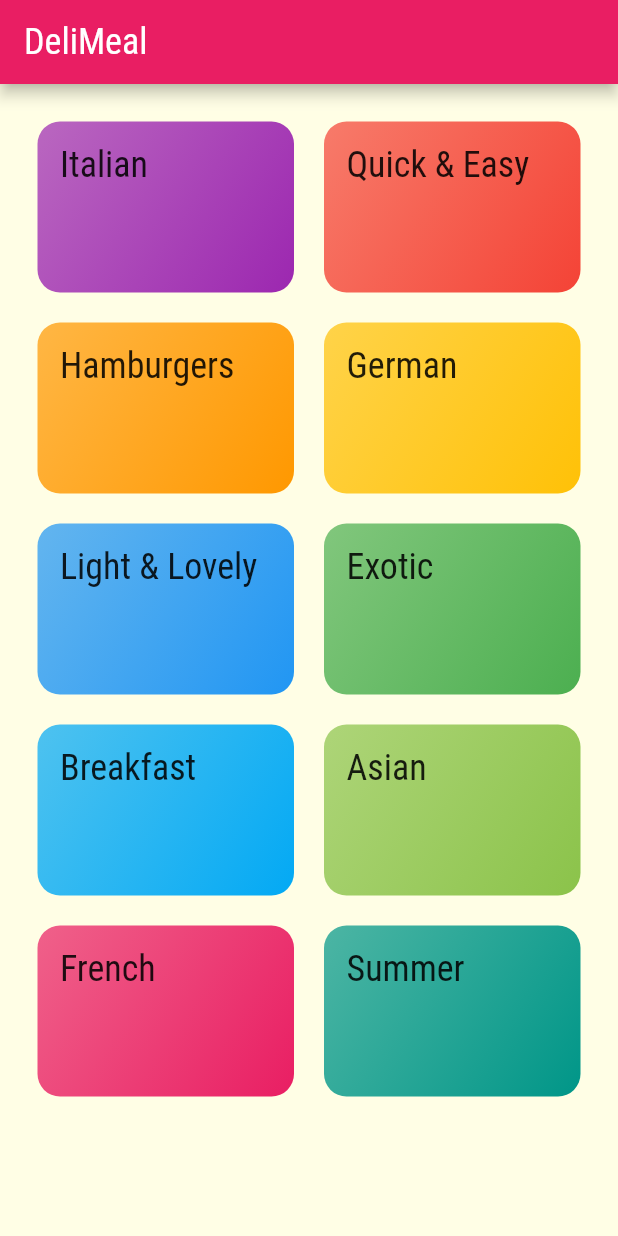
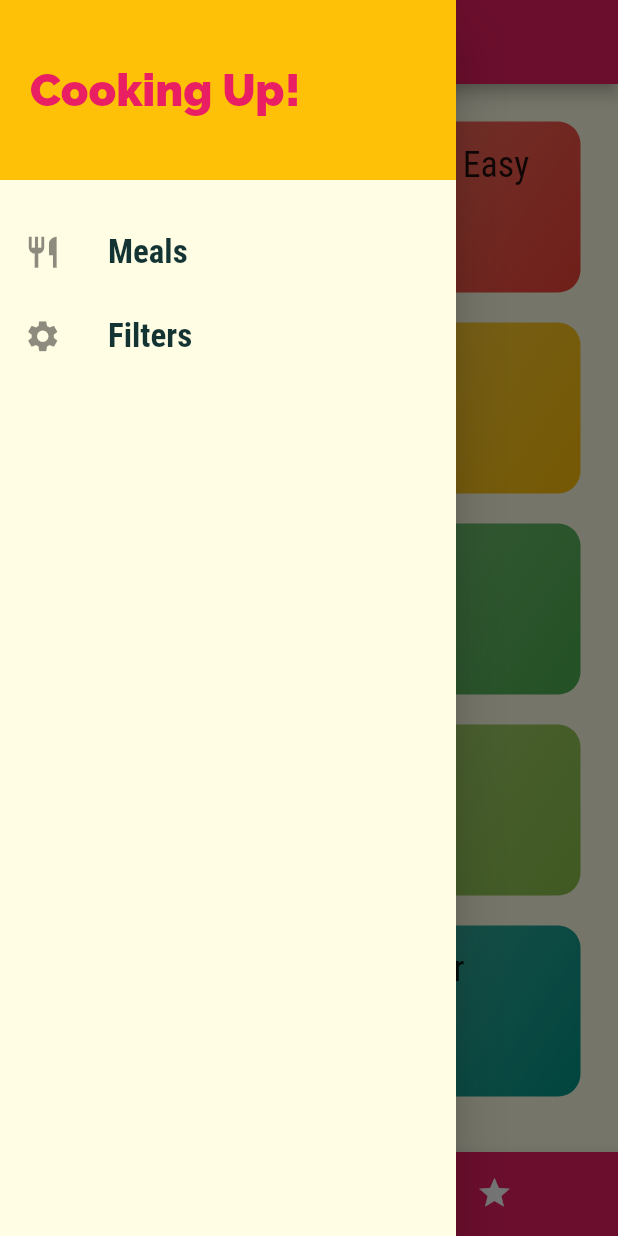
Before and after one commit to theuncrown/flutter_development, a Flutter app: the screen it shows after launch, with the side drawer open (before the commit the screen has no drawer), on a phone screen of 412 x 824 dp. Run offline on Flutter 3.47's test engine with Material 2 defaults, Android fonts, the phone set to English and light mode, and no system bars.

Commit message:
adding drawer and 4 new screens

```diff
--- a/lib/main.dart
+++ b/lib/main.dart
@@ -1,7 +1,8 @@
 import 'package:flutter/material.dart';
 
+import './screens/filters_screen.dart';
+import './screens/tabs_screen.dart';
 import './screens/meal_detail_screen.dart';
-import './screens/categories_screen.dart';
 import './screens/category_meals_screen.dart';
 
 void main() => runApp(MyApp());
@@ -32,9 +33,10 @@
       //home: CategoriesScreen(),
       initialRoute: '/',
       routes: {
-        '/': (context) => CategoriesScreen(),
+        '/': (context) => TabsScreen(),
         CategoryMealsScreen.routeName: (context) => CategoryMealsScreen(),
         MealDetailScreen.routeName: (context) => MealDetailScreen(),
+        FilterScreen.routeName: (context) => FilterScreen(),
       },
     );
   }
--- /dev/null
+++ b/lib/main_drawer.dart
@@ -0,0 +1,56 @@
+import 'package:flutter/material.dart';
+import './screens/filters_screen.dart';
+
+class MainDrawer extends StatelessWidget {
+  Widget buildListTile(String title, IconData icon, Function function) {
+    return ListTile(
+      leading: Icon(
+        icon,
+        size: 25,
+      ),
+      title: Text(
+        title,
+        style: TextStyle(
+          fontFamily: 'RobotoCondensed',
+          fontSize: 22,
+          fontWeight: FontWeight.bold,
+        ),
+      ),
+      onTap: function,
+    );
+  }
+
+  @override
+  Widget build(BuildContext context) {
+    return Drawer(
+      child: Column(
+        children: <Widget>[
+          Container(
+            height: 120,
+            width: double.infinity,
+            padding: EdgeInsets.all(20),
+            alignment: Alignment.centerLeft,
+            color: Theme.of(context).accentColor,
+            child: Text(
+              'Cooking Up!',
+              style: TextStyle(
+                fontWeight: FontWeight.w900,
+                fontSize: 30,
+                color: Theme.of(context).primaryColor,
+              ),
+            ),
+          ),
+          SizedBox(
+            height: 20,
+          ),
+          buildListTile('Meals', Icons.restaurant, () {
+            Navigator.of(context).pushReplacementNamed('/');
+          }),
+          buildListTile('Filters', Icons.settings, () {
+            Navigator.of(context).pushReplacementNamed(FilterScreen.routeName);
+          }),
+        ],
+      ),
+    );
+  }
+}
--- a/lib/screens/categories_screen.dart
+++ b/lib/screens/categories_screen.dart
@@ -5,11 +5,7 @@
 
 class CategoriesScreen extends StatelessWidget {
   Widget build(BuildContext context) {
-    return Scaffold(
-      appBar: AppBar(
-        title: Text('DeliMeal'),
-      ),
-      body: GridView(
+    return GridView(
       padding: const EdgeInsets.all(25),
       children: DUMMY_CATEGORIES
           .map((catData) =>
@@ -21,7 +17,6 @@
         crossAxisSpacing: 20,
         mainAxisSpacing: 20,
       ),
-      ),
     );
   }
 }
--- /dev/null
+++ b/lib/screens/favorites_screen.dart
@@ -0,0 +1,10 @@
+import 'package:flutter/material.dart';
+
+class FavoritesSCreen extends StatelessWidget {
+  @override
+  Widget build(BuildContext context) {
+    return Center(
+      child: Text('The Favorites'),
+    );
+  }
+}
--- /dev/null
+++ b/lib/screens/filters_screen.dart
@@ -0,0 +1,20 @@
+import 'package:flutter/material.dart';
+
+import '../main_drawer.dart';
+
+class FilterScreen extends StatelessWidget {
+  static const routeName = '/filters';
+
+  @override
+  Widget build(BuildContext context) {
+    return Scaffold(
+      appBar: AppBar(
+        title: Text('Your Filters'),
+      ),
+      drawer: MainDrawer(),
+      body: Center(
+        child: Text('Henlo'),
+      ),
+    );
+  }
+}
--- /dev/null
+++ b/lib/screens/tabs_screen.dart
@@ -0,0 +1,56 @@
+import 'package:flutter/material.dart';
+
+import '../main_drawer.dart';
+import '../screens/favorites_screen.dart';
+import '../screens/categories_screen.dart';
+
+class TabsScreen extends StatefulWidget {
+  @override
+  _TabsScreenState createState() => _TabsScreenState();
+}
+
+class _TabsScreenState extends State<TabsScreen> {
+  final List<Map<String, Object>> _pages = [
+    {'page': CategoriesScreen(), 'title': 'Categories'},
+    {'page': FavoritesSCreen(), 'title': 'Favorites'},
+  ];
+
+  int _selectedPageindex = 0;
+
+  void _selectPage(int index) {
+    setState(() {
+      _selectedPageindex = index;
+    });
+  }
+
+  @override
+  Widget build(BuildContext context) {
+    return Scaffold(
+      appBar: AppBar(
+        title: Text(_pages[_selectedPageindex]['title']),
+      ),
+      drawer: MainDrawer(),
+      body: _pages[_selectedPageindex]['page'],
+      bottomNavigationBar: BottomNavigationBar(
+        onTap: _selectPage,
+        backgroundColor: Theme.of(context).primaryColor,
+        unselectedItemColor: Colors.white,
+        selectedItemColor: Theme.of(context).accentColor,
+        currentIndex: _selectedPageindex,
+        type: BottomNavigationBarType.shifting,
+        items: [
+          BottomNavigationBarItem(
+            backgroundColor: Theme.of(context).primaryColor,
+            icon: Icon(Icons.category),
+            label: 'Categories',
+          ),
+          BottomNavigationBarItem(
+            backgroundColor: Theme.of(context).primaryColor,
+            icon: Icon(Icons.star),
+            label: 'Favorites',
+          ),
+        ],
+      ),
+    );
+  }
+}
```
Lines whose indentation alone changed are shown as unchanged.
